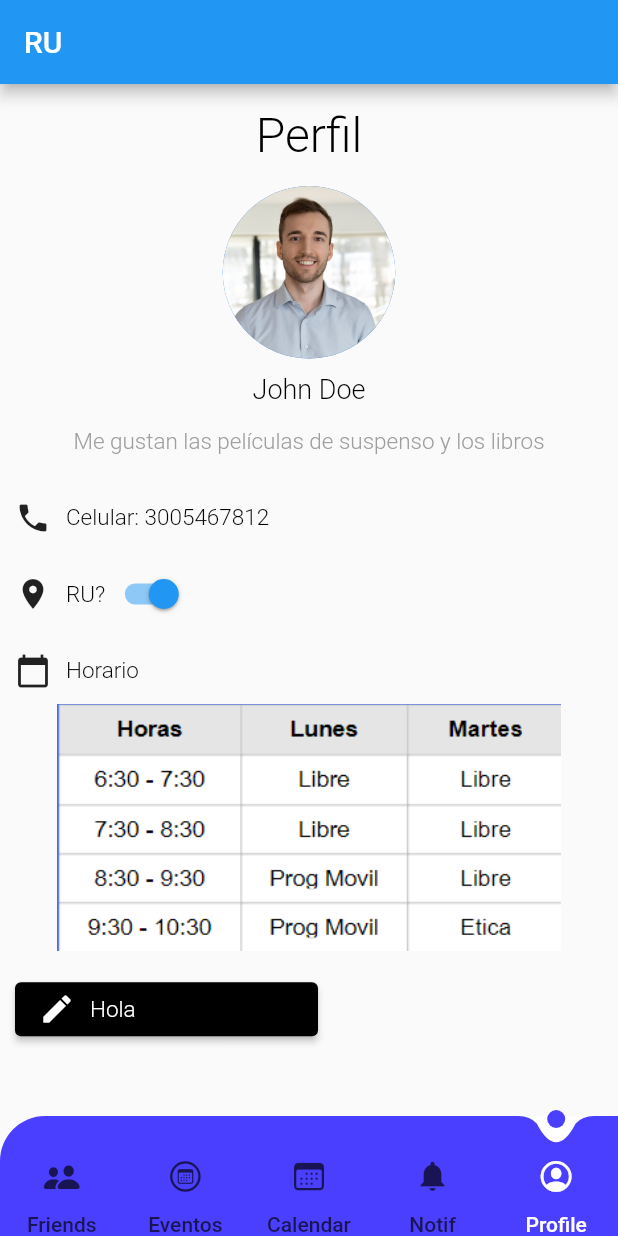
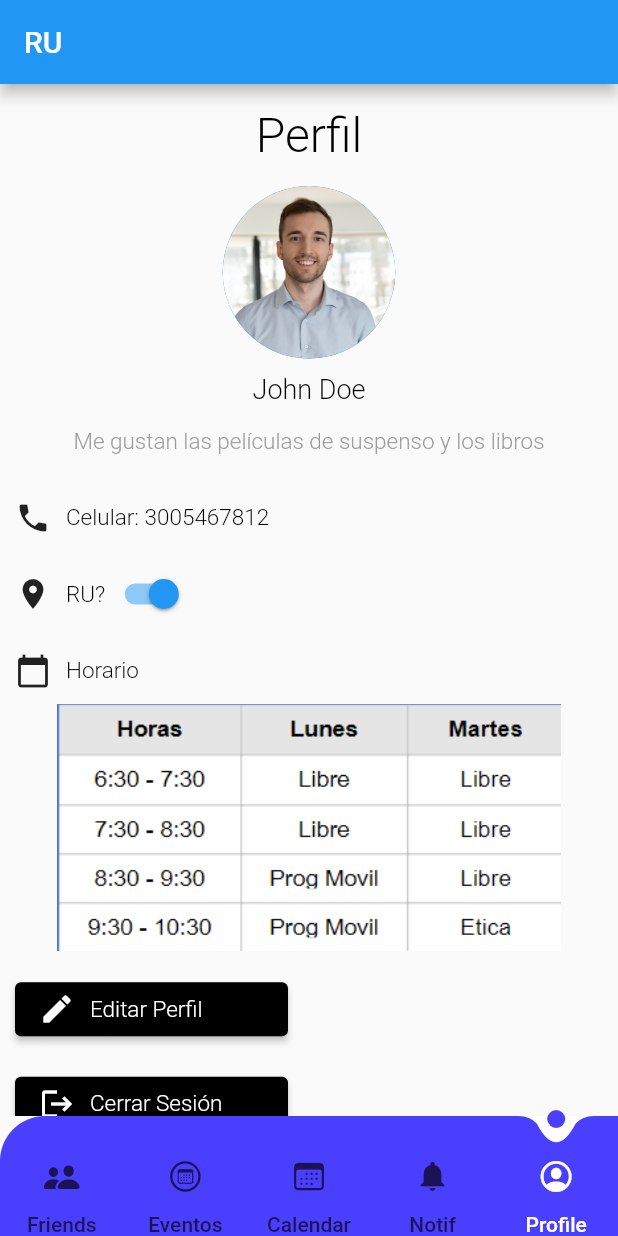
Before and after one commit to karou1182001/AppMovilRU, a Flutter app: the screen it shows after launch, item 5 of the bottom bar chosen, on a phone screen of 412 x 824 dp. Run offline on Flutter 3.47's test engine with Material 2 defaults, Android fonts, the phone set to English and light mode, and no system bars; our stand-ins replace get, syncfusion_flutter_calendar.

Commit message:
Profile finished?

```diff
--- a/lib/ui/pages/profile.dart
+++ b/lib/ui/pages/profile.dart
@@ -102,7 +102,7 @@ class _ProfileState extends State<Profile> {
             Container(
               padding: EdgeInsets.only(left: 10),
               child: Padding(
-                padding: const EdgeInsets.only(right: 200),
+                padding: const EdgeInsets.only(right: 220),
                 child: ElevatedButton(
                     style: ButtonStyle(
                         backgroundColor: MaterialStateColor.resolveWith(
@@ -117,13 +117,41 @@ class _ProfileState extends State<Profile> {
                         ),
                         SizedBox(width: 10),
                         Text(
-                          'Hola',
+                          'Editar Perfil',
                           style: generalText(Colors.white, 15),
                         )
                       ],
                     )),
               ),
-            )
+            ),
+            SizedBox(
+              height: 15,
+            ),
+            Container(
+              padding: EdgeInsets.only(left: 10),
+              child: Padding(
+                padding: const EdgeInsets.only(right: 220),
+                child: ElevatedButton(
+                    style: ButtonStyle(
+                        backgroundColor: MaterialStateColor.resolveWith(
+                            (states) => Colors.black)),
+                    onPressed: () {},
+                    child: Row(
+                      mainAxisAlignment: MainAxisAlignment.start,
+                      children: [
+                        Icon(
+                          Icons.logout,
+                          color: Colors.white,
+                        ),
+                        SizedBox(width: 10),
+                        Text(
+                          'Cerrar Sesión',
+                          style: generalText(Colors.white, 15),
+                        )
+                      ],
+                    )),
+              ),
+            ),
           ],
         ),
       ),
```
